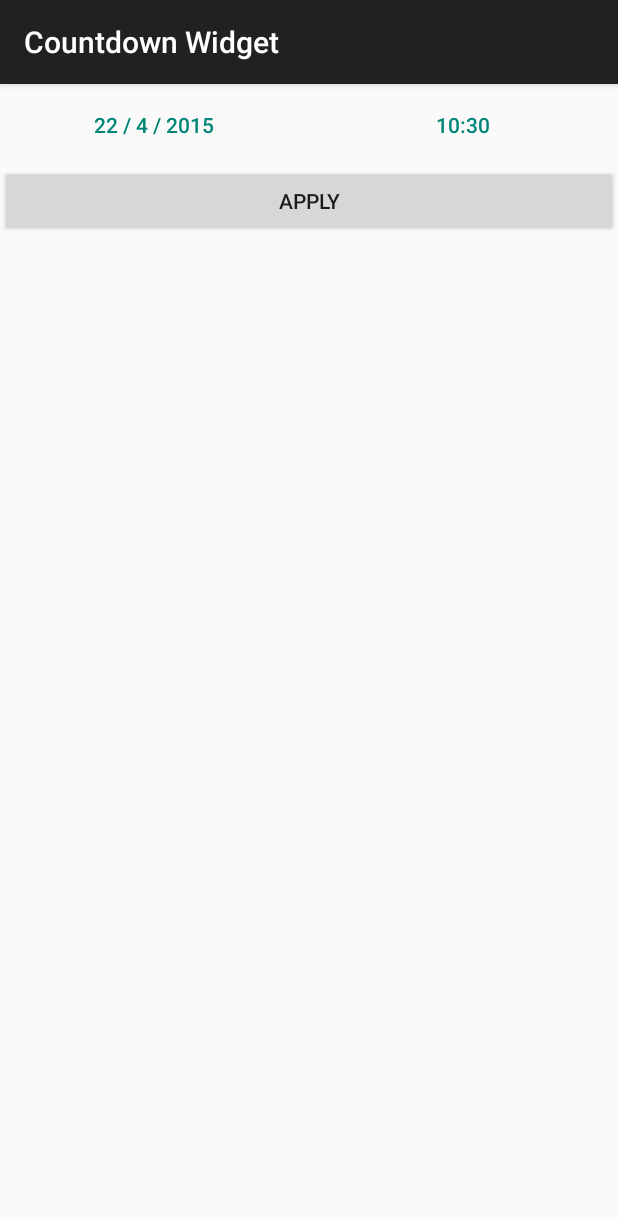
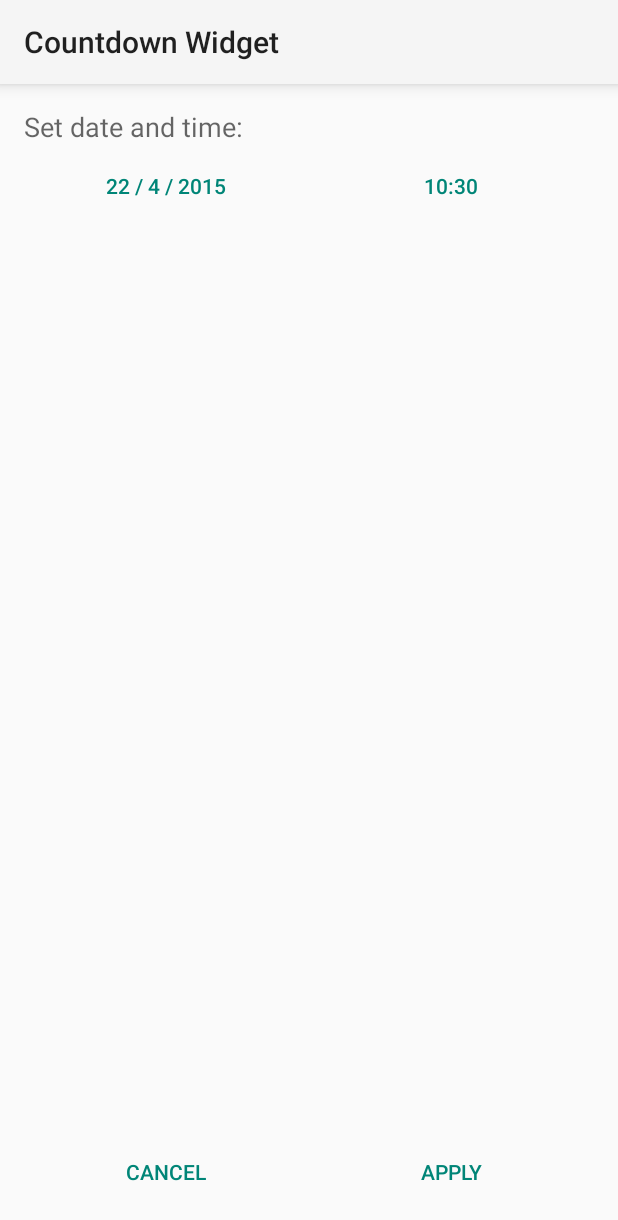
Before and after one commit to teinvdlugt/CountdownWidget, an Android app: the ConfigurationActivity screen opened directly, with no data from a screen before it, on a phone screen of 412 x 824 dp. Shown: the top 1220 px of the screen. Run offline under Robolectric (Android 15) with nearby library versions, the phone set to English and light mode, and no system bars.

Commit message:
Upgrade to AppCompatActivity, make more beautiful config activity

```diff
--- a/app/build.gradle
+++ b/app/build.gradle
@@ -21,5 +21,5 @@ android {
 
 dependencies {
     compile fileTree(dir: 'libs', include: ['*.jar'])
-    compile 'com.android.support:appcompat-v7:22.0.0'
+    compile 'com.android.support:appcompat-v7:22.1.0'
 }
--- a/app/src/main/java/com/teinproductions/tein/countdownwidget/ConfigurationActivity.java
+++ b/app/src/main/java/com/teinproductions/tein/countdownwidget/ConfigurationActivity.java
@@ -10,7 +10,8 @@ import android.content.Intent;
 import android.database.Cursor;
 import android.database.sqlite.SQLiteDatabase;
 import android.os.Bundle;
-import android.support.v7.app.ActionBarActivity;
+import android.support.v7.app.AppCompatActivity;
+import android.support.v7.widget.Toolbar;
 import android.util.Log;
 import android.view.View;
 import android.widget.Button;
@@ -20,7 +21,7 @@ import android.widget.TimePicker;
 
 import java.util.Calendar;
 
-public class ConfigurationActivity extends ActionBarActivity {
+public class ConfigurationActivity extends AppCompatActivity {
 
     static final String FILE_NAME = "dates";
 
@@ -33,6 +34,7 @@ public class ConfigurationActivity extends ActionBarActivity {
     protected void onCreate(Bundle savedInstanceState) {
         super.onCreate(savedInstanceState);
         setContentView(R.layout.activity_configuration);
+        setSupportActionBar((Toolbar) findViewById(R.id.toolbar));
 
         // If the Activity is dismissed, the widget mustn't update
         setResult(RESULT_CANCELED);
@@ -141,4 +143,9 @@ public class ConfigurationActivity extends ActionBarActivity {
         setResult(RESULT_OK, result);
         finish();
     }
+
+    public void onClickCancel(View view) {
+        setResult(RESULT_CANCELED);
+        finish();
+    }
 }
--- a/app/src/main/res/layout/activity_configuration.xml
+++ b/app/src/main/res/layout/activity_configuration.xml
@@ -4,10 +4,35 @@
     android:layout_height="match_parent"
     android:orientation="vertical">
 
+    <android.support.v7.widget.Toolbar
+        android:elevation="6dp"
+        android:id="@+id/toolbar"
+        style="@style/ToolbarStyle"
+        android:layout_width="match_parent"
+        android:layout_height="wrap_content" />
+
+    <RelativeLayout
+        android:layout_width="match_parent"
+        android:layout_height="0dp"
+        android:layout_weight="1"
+        android:paddingBottom="@dimen/activity_vertical_margin"
+        android:paddingLeft="@dimen/activity_horizontal_margin"
+        android:paddingRight="@dimen/activity_horizontal_margin"
+        android:paddingTop="@dimen/activity_vertical_margin">
+
+        <TextView
+            android:id="@+id/setDateAndTimeTextView"
+            android:layout_width="wrap_content"
+            android:layout_height="wrap_content"
+            android:text="@string/set_date_and_time"
+            android:textAppearance="?android:attr/textAppearanceMedium" />
+
+
         <LinearLayout
             style="?android:attr/buttonBarStyle"
             android:layout_width="match_parent"
             android:layout_height="wrap_content"
+            android:layout_below="@id/setDateAndTimeTextView"
             android:orientation="horizontal">
 
             <Button
@@ -17,7 +42,7 @@
                 android:layout_height="wrap_content"
                 android:layout_weight="1"
                 android:onClick="onClickPickDate"
-            android:text="Pick date" />
+                android:text="@string/pick_date" />
 
             <Button
                 android:id="@+id/pick_time_button"
@@ -26,15 +51,35 @@
                 android:layout_height="wrap_content"
                 android:layout_weight="1"
                 android:onClick="onClickPickTime"
-            android:text="Pick time" />
+                android:text="@string/pick_time" />
 
         </LinearLayout>
 
+        <LinearLayout
+            style="?android:attr/buttonBarStyle"
+            android:layout_width="match_parent"
+            android:layout_height="wrap_content"
+            android:layout_alignParentBottom="true"
+            android:orientation="horizontal">
+
+            <Button
+                android:id="@+id/cancel_button"
+                style="?android:attr/buttonBarButtonStyle"
+                android:layout_width="0dp"
+                android:layout_height="wrap_content"
+                android:layout_weight="1"
+                android:onClick="onClickCancel"
+                android:text="@string/cancel" />
+
             <Button
                 android:id="@+id/apply_button"
-        android:layout_width="match_parent"
+                style="?android:attr/buttonBarButtonStyle"
+                android:layout_width="0dp"
                 android:layout_height="wrap_content"
+                android:layout_weight="1"
                 android:onClick="onClickApply"
-        android:text="Apply" />
+                android:text="@string/apply" />
 
         </LinearLayout>
+    </RelativeLayout>
+</LinearLayout>
--- /dev/null
+++ b/app/src/main/res/values-v21/styles.xml
@@ -0,0 +1,8 @@
+<?xml version="1.0" encoding="utf-8"?>
+<resources>
+
+    <style name="AppTheme" parent="Theme.AppCompat.Light.NoActionBar">
+        <item name="android:colorPrimary">@color/colorPrimary</item>
+        <item name="android:colorPrimaryDark">@color/colorPrimaryDark</item>
+    </style>
+</resources>
--- /dev/null
+++ b/app/src/main/res/values/colors.xml
@@ -0,0 +1,5 @@
+<?xml version="1.0" encoding="utf-8"?>
+<resources>
+    <color name="colorPrimary">@color/primary_material_light</color>
+    <color name="colorPrimaryDark">@color/primary_dark_material_light</color>
+</resources>
--- a/app/src/main/res/values/dimens.xml
+++ b/app/src/main/res/values/dimens.xml
@@ -1,4 +1,6 @@
 <?xml version="1.0" encoding="utf-8"?>
 <resources>
+    <dimen name="activity_horizontal_margin">16dp</dimen>
+    <dimen name="activity_vertical_margin">16dp</dimen>
     <dimen name="widget_margin">8dp</dimen>
 </resources>
--- a/app/src/main/res/values/strings.xml
+++ b/app/src/main/res/values/strings.xml
@@ -1,3 +1,8 @@
 <resources>
     <string name="app_name">Countdown Widget</string>
+    <string name="pick_date">Pick date</string>
+    <string name="pick_time">Pick time</string>
+    <string name="apply">Apply</string>
+    <string name="cancel">Cancel</string>
+    <string name="set_date_and_time">Set date and time:</string>
 </resources>
--- a/app/src/main/res/values/styles.xml
+++ b/app/src/main/res/values/styles.xml
@@ -1,8 +1,14 @@
 <resources>
 
     <!-- Base application theme. -->
-    <style name="AppTheme" parent="Theme.AppCompat.Light.DarkActionBar">
-        <!-- Customize your theme here. -->
+    <style name="AppTheme" parent="Theme.AppCompat.Light.NoActionBar">
+        <item name="colorPrimary">@color/colorPrimary</item>
+        <item name="colorPrimaryDark">@color/colorPrimaryDark</item>
     </style>
 
+    <style name="ToolbarStyle">
+        <item name="android:background">@color/colorPrimary</item>
+        <item name="android:textColorPrimary">@android:color/black</item>
+        <item name="android:textColorSecondary">@android:color/black</item>
+    </style>
 </resources>
```
Lines whose indentation alone changed are shown as unchanged.
